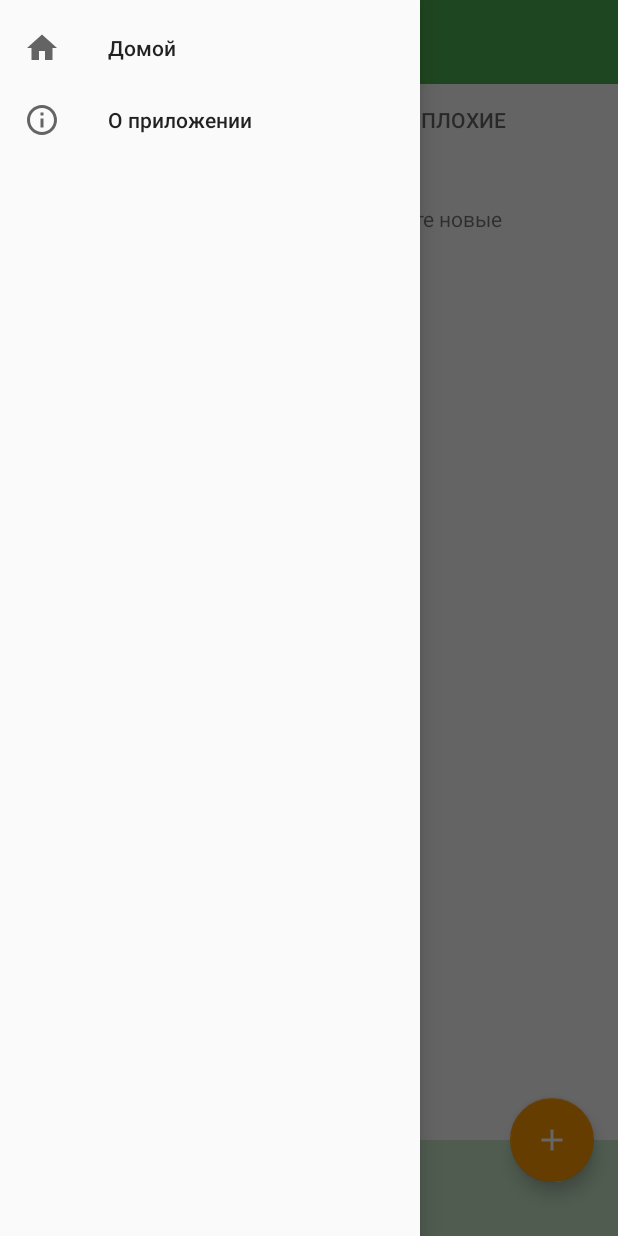
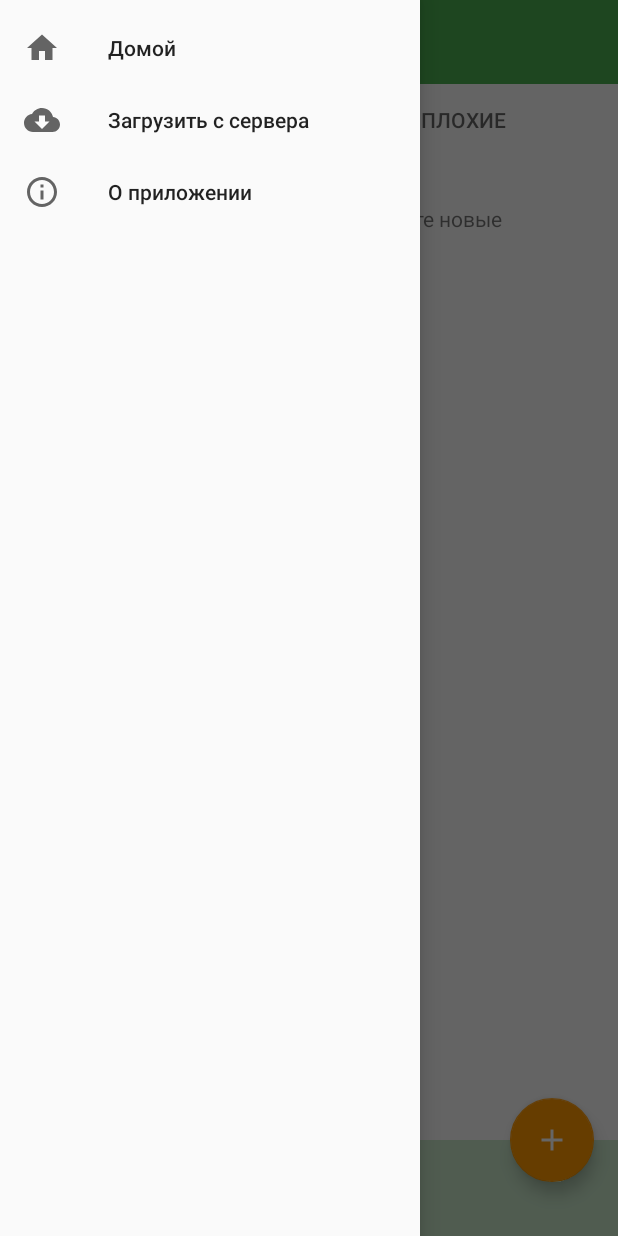
Before and after one commit to Ollisteka/AndroidCourse, an Android app: the screen it shows after launch (MainActivity), with the side drawer open, on a phone screen of 412 x 824 dp. Run offline under Robolectric (Android 15) with nearby library versions, the phone set to English and light mode, and no system bars; our stand-ins replace Room's generated code.

Commit message:
Научилась принудительно загружать привычки с сервера

```diff
--- a/app/src/main/java/com/example/androidcourse/MainActivity.kt
+++ b/app/src/main/java/com/example/androidcourse/MainActivity.kt
@@ -3,6 +3,7 @@ package com.example.androidcourse
 import android.app.Activity
 import android.content.Intent
 import android.os.Bundle
+import android.view.Gravity
 import android.view.MenuItem
 import android.view.View
 import android.view.inputmethod.InputMethodManager
@@ -106,6 +107,9 @@ class MainActivity : AppCompatActivity(), IHabitsObservable, NavigationView.OnNa
         searchEdit.doAfterTextChanged { text -> model.searchWord = text.toString() }
         searchEdit.setText(model.searchWord)
 
+        val menu = navDrawer.menu
+        menu.findItem(R.id.menu_item_import).isVisible = true
+
         drawerToggle = ActionBarDrawerToggle(this, navDrawerLayout, mToolbar, R.string.open_drawer, R.string.close_drawer)
         drawerToggle.isDrawerIndicatorEnabled = true
         navDrawerLayout.addDrawerListener(drawerToggle)
@@ -120,6 +124,13 @@ class MainActivity : AppCompatActivity(), IHabitsObservable, NavigationView.OnNa
     override fun onNavigationItemSelected(item: MenuItem): Boolean {
         when (item.itemId) {
             R.id.menu_item_about -> startActivity(Intent(applicationContext, AboutActivity::class.java))
+            R.id.menu_item_import -> {
+                val isSuccess = model.importHabits()
+                if (!isSuccess) {
+                    showToast(applicationContext, R.string.error_network, Gravity.CENTER)
+                    return true
+                }
+            }
         }
 
         navDrawerLayout.closeDrawer(GravityCompat.START)
--- a/app/src/main/java/com/example/androidcourse/database/HabitsDao.kt
+++ b/app/src/main/java/com/example/androidcourse/database/HabitsDao.kt
@@ -11,6 +11,9 @@ import java.util.*
 interface HabitsDao {
     @get:Query("SELECT * FROM habits")
     val habits: LiveData<List<Habit>>?
+
+    @get:Query("SELECT id FROM habits")
+    val allHabitsIds: List<UUID>?
 
     @Query("SELECT * FROM habits WHERE id=:id ")
     fun findById(id: UUID): Habit?
--- a/app/src/main/java/com/example/androidcourse/viewmodels/HabitsViewModel.kt
+++ b/app/src/main/java/com/example/androidcourse/viewmodels/HabitsViewModel.kt
@@ -17,6 +17,7 @@ import kotlinx.coroutines.launch
 class HabitDeletedEvent(val deleted: Boolean, val position: Int)
 
 class HabitsViewModel(application: Application) : AndroidViewModel(application) {
+    private val app = application
     private val db = HabitsDatabase.getInstance(getApplication<Application>().applicationContext)
     private val habitsDao = db?.habitsDao()
 
@@ -48,12 +49,14 @@ class HabitsViewModel(application: Application) : AndroidViewModel(application)
             }
         }
 
-    init {
-        if (isOnline(application.applicationContext)) {
+    fun importHabits(): Boolean {
+        return if (isOnline(app.applicationContext)) {
             viewModelScope.launch(Dispatchers.IO) {
-                val habits = service.getHabits()
-                habits?.map { habitsDao?.upsert(it) }
+                service.getHabits()?.map { habitsDao?.upsert(it) }
             }
+            true
+        } else {
+            false
         }
     }
 
--- /dev/null
+++ b/app/src/main/res/drawable/ic_cloud_download_black_24dp.xml
@@ -0,0 +1,9 @@
+<vector xmlns:android="http://schemas.android.com/apk/res/android"
+        android:width="24dp"
+        android:height="24dp"
+        android:viewportWidth="24.0"
+        android:viewportHeight="24.0">
+    <path
+            android:fillColor="#FF000000"
+            android:pathData="M19.35,10.04C18.67,6.59 15.64,4 12,4 9.11,4 6.6,5.64 5.35,8.04 2.34,8.36 0,10.91 0,14c0,3.31 2.69,6 6,6h13c2.76,0 5,-2.24 5,-5 0,-2.64 -2.05,-4.78 -4.65,-4.96zM17,13l-5,5 -5,-5h3V9h4v4h3z" />
+</vector>
--- a/app/src/main/res/menu/action_menu.xml
+++ b/app/src/main/res/menu/action_menu.xml
@@ -8,6 +8,13 @@
             app:showAsAction="never" />
 
     <item
+            android:id="@+id/menu_item_import"
+            android:icon="@drawable/ic_cloud_download_black_24dp"
+            android:title="@string/menu_item_import"
+            android:visible="false"
+            app:showAsAction="ifRoom" />
+
+    <item
             android:id="@+id/menu_item_about"
             android:icon="@drawable/ic_info_outline_black_24dp"
             android:title="@string/menu_item_about"
--- a/app/src/main/res/values/strings.xml
+++ b/app/src/main/res/values/strings.xml
@@ -46,6 +46,7 @@
     <string name="delete_success">Привычка удалена</string>
 
     <string name="swipe_to_delete">Свайпните, чтобы удалить</string>
+    <string name="menu_item_import">Загрузить с сервера</string>
 
     <string-array name="priority_array">
         <item>Низкий</item>
```
